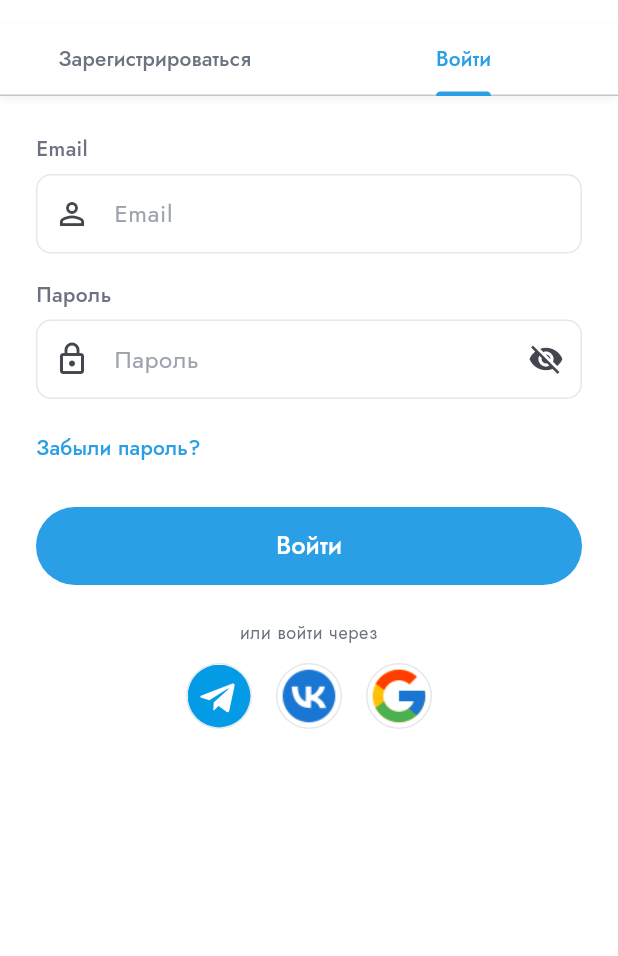
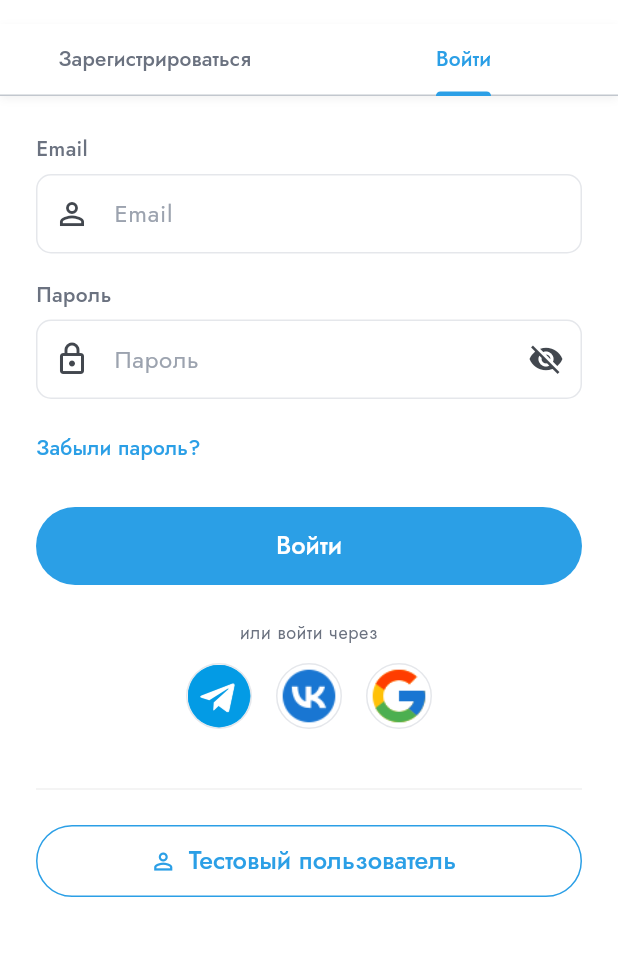
Before and after one commit to mukhacheva01/OkoZnaniy_mobile, a Flutter app: the LoginScreen screen opened by its route, on a phone screen of 412 x 824 dp, the part 60-1016 px from its top. Run offline on Flutter 3.47's test engine with Material 3 defaults, Android fonts, the phone set to English and light mode, and no system bars; our stand-ins replace dio, flutter_secure_storage, go_router, google_fonts; accounts and stored records are empty.

Commit message:
feat: кнопка Тестовый пользователь на странице входа
- Добавлен метод loginAsTestUser() в AuthProvider — создаёт фейкового пользователя без API
- Кнопка на странице входа под соцсетями
- Тестовый профиль: Иван Иванов, test@okoznaniy.ru, 12 заказов, рейтинг 4.8, баланс 1500₽

Co-Authored-By: mukhacheva01 <mukhacheva01@yandex.ru>

```diff
--- a/lib/screens/auth/login_screen.dart
+++ b/lib/screens/auth/login_screen.dart
@@ -253,6 +253,24 @@ class _LoginScreenState extends State<LoginScreen>
                             ),
                           ],
                         ),
+                        const SizedBox(height: 32),
+                        const Divider(),
+                        const SizedBox(height: 16),
+                        OutlinedButton.icon(
+                          onPressed: () {
+                            context
+                                .read<AuthProvider>()
+                                .loginAsTestUser();
+                            context.go(AppRoutes.home);
+                          },
+                          icon: const Icon(Icons.person_outline),
+                          label: const Text('Тестовый пользователь'),
+                          style: OutlinedButton.styleFrom(
+                            foregroundColor: AppColors.primary,
+                            side: const BorderSide(color: AppColors.primary),
+                            minimumSize: const Size(double.infinity, 48),
+                          ),
+                        ),
                       ],
                     ),
                   ),
```
Also changed, not shown: lib/providers/auth_provider.dart (+19 -0 lines).
